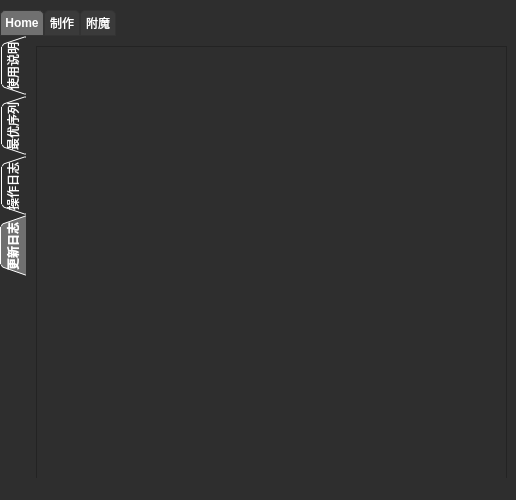
Above: Qt_MVC_cscalc/ui/main_window.ui from Seymour-ye/shoptitans before the change. Below: the same form after it.
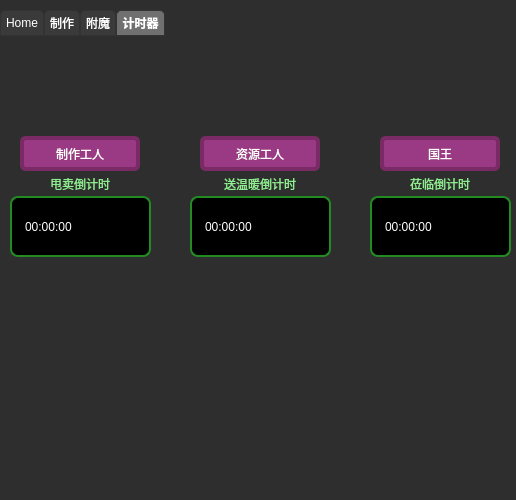
That is the form after the change. The open tabs and pages were chosen to show the change. Icons and pictures are not drawn.

Commit message: add visitor timers

What changed in the file:
```diff
--- a/Qt_MVC_cscalc/ui/main_window.ui
+++ b/Qt_MVC_cscalc/ui/main_window.ui
@@ -2146,6 +2146,381 @@
       </property>
      </widget>
     </widget>
+    <widget class="QWidget" name="timer_tab">
+     <attribute name="icon">
+      <iconset>
+       <normaloff>icon_global_timer_sp.png</normaloff>icon_global_timer_sp.png</iconset>
+     </attribute>
+     <attribute name="title">
+      <string>计时器</string>
+     </attribute>
+     <widget class="QLabel" name="craft_label">
+      <property name="geometry">
+       <rect>
+        <x>20</x>
+        <y>100</y>
+        <width>120</width>
+        <height>35</height>
+       </rect>
+      </property>
+      <property name="styleSheet">
+       <string notr="true">QLabel {
+        background-color: #9B3A84;  /* 设置背景颜色（紫色） */
+        color: white;  /* 文字颜色 */
+        font: bold 16px &quot;Microsoft YaHei&quot;;  /* 字体加粗，大小16px */
+        border: 4px solid #7A2B66;  /* 设置边框颜色 */
+        border-radius: 6px;  /* 让边框有一点圆角 */
+        padding: 4px 12px;  /* 调整内边距，让文字更贴合 */
+    }</string>
+      </property>
+      <property name="text">
+       <string>制作工人</string>
+      </property>
+      <property name="alignment">
+       <set>Qt::AlignmentFlag::AlignCenter</set>
+      </property>
+      <property name="textInteractionFlags">
+       <set>Qt::TextInteractionFlag::NoTextInteraction</set>
+      </property>
+     </widget>
+     <widget class="QLabel" name="craft_arriving_in">
+      <property name="geometry">
+       <rect>
+        <x>10</x>
+        <y>130</y>
+        <width>140</width>
+        <height>35</height>
+       </rect>
+      </property>
+      <property name="styleSheet">
+       <string notr="true">background: transparent;  /* 透明背景 */
+        color: #90EE90;  /* 亮绿色，和时间颜色相近但稍微弱一点 */
+        font: bold 20px &quot;Microsoft YaHei&quot;;  /* 字体稍小，但加粗 */
+        padding: 5px;
+		border: none</string>
+      </property>
+      <property name="text">
+       <string>甩卖倒计时</string>
+      </property>
+      <property name="alignment">
+       <set>Qt::AlignmentFlag::AlignCenter</set>
+      </property>
+      <property name="textInteractionFlags">
+       <set>Qt::TextInteractionFlag::NoTextInteraction</set>
+      </property>
+     </widget>
+     <widget class="QLabel" name="craft_timer">
+      <property name="geometry">
+       <rect>
+        <x>10</x>
+        <y>160</y>
+        <width>141</width>
+        <height>61</height>
+       </rect>
+      </property>
+      <property name="styleSheet">
+       <string notr="true">background-color: black;  /* 黑色背景 */
+        color: #ffffff;  /* 绿色数字（类似电子钟） */
+        font: bold 26px &quot;Consolas&quot;;  /* 字体加粗，大小28px，类似数字钟 */
+        border: 2px solid #228B22;  /* 绿色边框 */
+        border-radius: 8px;  /* 圆角边框 */
+        padding: 10px;  /* 内边距，让文字更居中 */
+        text-align: center;
+        qproperty-alignment: AlignCenter;</string>
+      </property>
+      <property name="text">
+       <string>00:00:00</string>
+      </property>
+      <property name="textInteractionFlags">
+       <set>Qt::TextInteractionFlag::NoTextInteraction</set>
+      </property>
+     </widget>
+     <widget class="QLabel" name="resource_arriving_in">
+      <property name="geometry">
+       <rect>
+        <x>190</x>
+        <y>130</y>
+        <width>140</width>
+        <height>35</height>
+       </rect>
+      </property>
+      <property name="styleSheet">
+       <string notr="true">background: transparent;  /* 透明背景 */
+        color: #90EE90;  /* 亮绿色，和时间颜色相近但稍微弱一点 */
+        font: bold 20px &quot;Microsoft YaHei&quot;;  /* 字体稍小，但加粗 */
+        padding: 5px;
+		border: none</string>
+      </property>
+      <property name="text">
+       <string>送温暖倒计时</string>
+      </property>
+      <property name="alignment">
+       <set>Qt::AlignmentFlag::AlignCenter</set>
+      </property>
+      <property name="textInteractionFlags">
+       <set>Qt::TextInteractionFlag::NoTextInteraction</set>
+      </property>
+     </widget>
+     <widget class="QLabel" name="resource_timer">
+      <property name="geometry">
+       <rect>
+        <x>190</x>
+        <y>160</y>
+        <width>141</width>
+        <height>61</height>
+       </rect>
+      </property>
+      <property name="styleSheet">
+       <string notr="true">background-color: black;  /* 黑色背景 */
+        color: #ffffff;  /* 绿色数字（类似电子钟） */
+        font: bold 26px &quot;Consolas&quot;;  /* 字体加粗，大小28px，类似数字钟 */
+        border: 2px solid #228B22;  /* 绿色边框 */
+        border-radius: 8px;  /* 圆角边框 */
+        padding: 10px;  /* 内边距，让文字更居中 */
+        text-align: center;
+        qproperty-alignment: AlignCenter;</string>
+      </property>
+      <property name="text">
+       <string>00:00:00</string>
+      </property>
+      <property name="textInteractionFlags">
+       <set>Qt::TextInteractionFlag::NoTextInteraction</set>
+      </property>
+     </widget>
+     <widget class="QLabel" name="king_arriving_in">
+      <property name="geometry">
+       <rect>
+        <x>370</x>
+        <y>130</y>
+        <width>140</width>
+        <height>35</height>
+       </rect>
+      </property>
+      <property name="styleSheet">
+       <string notr="true">background: transparent;  /* 透明背景 */
+        color: #90EE90;  /* 亮绿色，和时间颜色相近但稍微弱一点 */
+        font: bold 20px &quot;Microsoft YaHei&quot;;  /* 字体稍小，但加粗 */
+        padding: 5px;
+		border: none</string>
+      </property>
+      <property name="text">
+       <string>莅临倒计时</string>
+      </property>
+      <property name="alignment">
+       <set>Qt::AlignmentFlag::AlignCenter</set>
+      </property>
+      <property name="textInteractionFlags">
+       <set>Qt::TextInteractionFlag::NoTextInteraction</set>
+      </property>
+     </widget>
+     <widget class="QLabel" name="king_timer">
+      <property name="geometry">
+       <rect>
+        <x>370</x>
+        <y>160</y>
+        <width>141</width>
+        <height>61</height>
+       </rect>
+      </property>
+      <property name="styleSheet">
+       <string notr="true">background-color: black;  /* 黑色背景 */
+        color: #ffffff;  /* 绿色数字（类似电子钟） */
+        font: bold 26px &quot;Consolas&quot;;  /* 字体加粗，大小28px，类似数字钟 */
+        border: 2px solid #228B22;  /* 绿色边框 */
+        border-radius: 8px;  /* 圆角边框 */
+        padding: 10px;  /* 内边距，让文字更居中 */
+        text-align: center;
+        qproperty-alignment: AlignCenter;</string>
+      </property>
+      <property name="text">
+       <string>00:00:00</string>
+      </property>
+      <property name="textInteractionFlags">
+       <set>Qt::TextInteractionFlag::NoTextInteraction</set>
+      </property>
+     </widget>
+     <widget class="QLabel" name="resource_label">
+      <property name="geometry">
+       <rect>
+        <x>200</x>
+        <y>100</y>
+        <width>120</width>
+        <height>35</height>
+       </rect>
+      </property>
+      <property name="styleSheet">
+       <string notr="true">QLabel {
+        background-color: #9B3A84;  /* 设置背景颜色（紫色） */
+        color: white;  /* 文字颜色 */
+        font: bold 16px &quot;Microsoft YaHei&quot;;  /* 字体加粗，大小16px */
+        border: 4px solid #7A2B66;  /* 设置边框颜色 */
+        border-radius: 6px;  /* 让边框有一点圆角 */
+        padding: 4px 12px;  /* 调整内边距，让文字更贴合 */
+    }</string>
+      </property>
+      <property name="text">
+       <string>资源工人</string>
+      </property>
+      <property name="alignment">
+       <set>Qt::AlignmentFlag::AlignCenter</set>
+      </property>
+      <property name="textInteractionFlags">
+       <set>Qt::TextInteractionFlag::NoTextInteraction</set>
+      </property>
+     </widget>
+     <widget class="QLabel" name="king_label">
+      <property name="geometry">
+       <rect>
+        <x>380</x>
+        <y>100</y>
+        <width>120</width>
+        <height>35</height>
+       </rect>
+      </property>
+      <property name="styleSheet">
+       <string notr="true">QLabel {
+        background-color: #9B3A84;  /* 设置背景颜色（紫色） */
+        color: white;  /* 文字颜色 */
+        font: bold 16px &quot;Microsoft YaHei&quot;;  /* 字体加粗，大小16px */
+        border: 4px solid #7A2B66;  /* 设置边框颜色 */
+        border-radius: 6px;  /* 让边框有一点圆角 */
+        padding: 4px 12px;  /* 调整内边距，让文字更贴合 */
+    }</string>
+      </property>
+      <property name="text">
+       <string>国王</string>
+      </property>
+      <property name="alignment">
+       <set>Qt::AlignmentFlag::AlignCenter</set>
+      </property>
+      <property name="textInteractionFlags">
+       <set>Qt::TextInteractionFlag::NoTextInteraction</set>
+      </property>
+     </widget>
+     <widget class="QPushButton" name="king_reset_button">
+      <property name="geometry">
+       <rect>
+        <x>380</x>
+        <y>0</y>
+        <width>120</width>
+        <height>120</height>
+       </rect>
+      </property>
+      <property name="styleSheet">
+       <string notr="true">QPushButton {
+    border: none;
+    background: transparent;
+}
+QPushButton:hover {
+    background-color: rgba(255, 255, 255, 0.2);  /* 悬停时出现背景 */
+    border-radius: 5px;  /* 圆角边框，可根据需要调整 */
+}
+QPushButton:pressed {
+    background-color: rgba(255, 255, 255, 0.4);  /* 按下时背景更明显 */
+    border-radius: 5px;
+}</string>
+      </property>
+      <property name="text">
+       <string/>
+      </property>
+      <property name="icon">
+       <iconset>
+        <normaloff>king_head.png</normaloff>king_head.png</iconset>
+      </property>
+      <property name="iconSize">
+       <size>
+        <width>120</width>
+        <height>120</height>
+       </size>
+      </property>
+     </widget>
+     <widget class="QPushButton" name="resource_reset_button">
+      <property name="geometry">
+       <rect>
+        <x>200</x>
+        <y>10</y>
+        <width>120</width>
+        <height>120</height>
+       </rect>
+      </property>
+      <property name="styleSheet">
+       <string notr="true">QPushButton {
+    border: none;
+    background: transparent;
+}
+QPushButton:hover {
+    background-color: rgba(255, 255, 255, 0.2);  /* 悬停时出现背景 */
+    border-radius: 5px;  /* 圆角边框，可根据需要调整 */
+}
+QPushButton:pressed {
+    background-color: rgba(255, 255, 255, 0.4);  /* 按下时背景更明显 */
+    border-radius: 5px;
+}</string>
+      </property>
+      <property name="text">
+       <string/>
+      </property>
+      <property name="icon">
+       <iconset>
+        <normaloff>icon_global_boost_resboost.png</normaloff>icon_global_boost_resboost.png</iconset>
+      </property>
+      <property name="iconSize">
+       <size>
+        <width>120</width>
+        <height>120</height>
+       </size>
+      </property>
+     </widget>
+     <widget class="QPushButton" name="craft_reset_button">
+      <property name="geometry">
+       <rect>
+        <x>20</x>
+        <y>10</y>
+        <width>120</width>
+        <height>120</height>
+       </rect>
+      </property>
+      <property name="styleSheet">
+       <string notr="true">QPushButton {
+    border: none;
+    background: transparent;
+}
+QPushButton:hover {
+    background-color: rgba(255, 255, 255, 0.2);  /* 悬停时出现背景 */
+    border-radius: 5px;  /* 圆角边框，可根据需要调整 */
+}
+QPushButton:pressed {
+    background-color: rgba(255, 255, 255, 0.4);  /* 按下时背景更明显 */
+    border-radius: 5px;
+}</string>
+      </property>
+      <property name="text">
+       <string/>
+      </property>
+      <property name="icon">
+       <iconset>
+        <normaloff>icon_global_boost_craftboost.png</normaloff>icon_global_boost_craftboost.png</iconset>
+      </property>
+      <property name="iconSize">
+       <size>
+        <width>120</width>
+        <height>120</height>
+       </size>
+      </property>
+     </widget>
+     <zorder>craft_reset_button</zorder>
+     <zorder>resource_reset_button</zorder>
+     <zorder>king_reset_button</zorder>
+     <zorder>craft_label</zorder>
+     <zorder>craft_timer</zorder>
+     <zorder>resource_timer</zorder>
+     <zorder>king_timer</zorder>
+     <zorder>resource_label</zorder>
+     <zorder>king_label</zorder>
+     <zorder>craft_arriving_in</zorder>
+     <zorder>king_arriving_in</zorder>
+     <zorder>resource_arriving_in</zorder>
+    </widget>
    </widget>
   </widget>
   <widget class="QStatusBar" name="statusBar"/>
```
Left out of the diff: 12 changed lines with no effect on the pictures. The commit also changes 14 other files.
